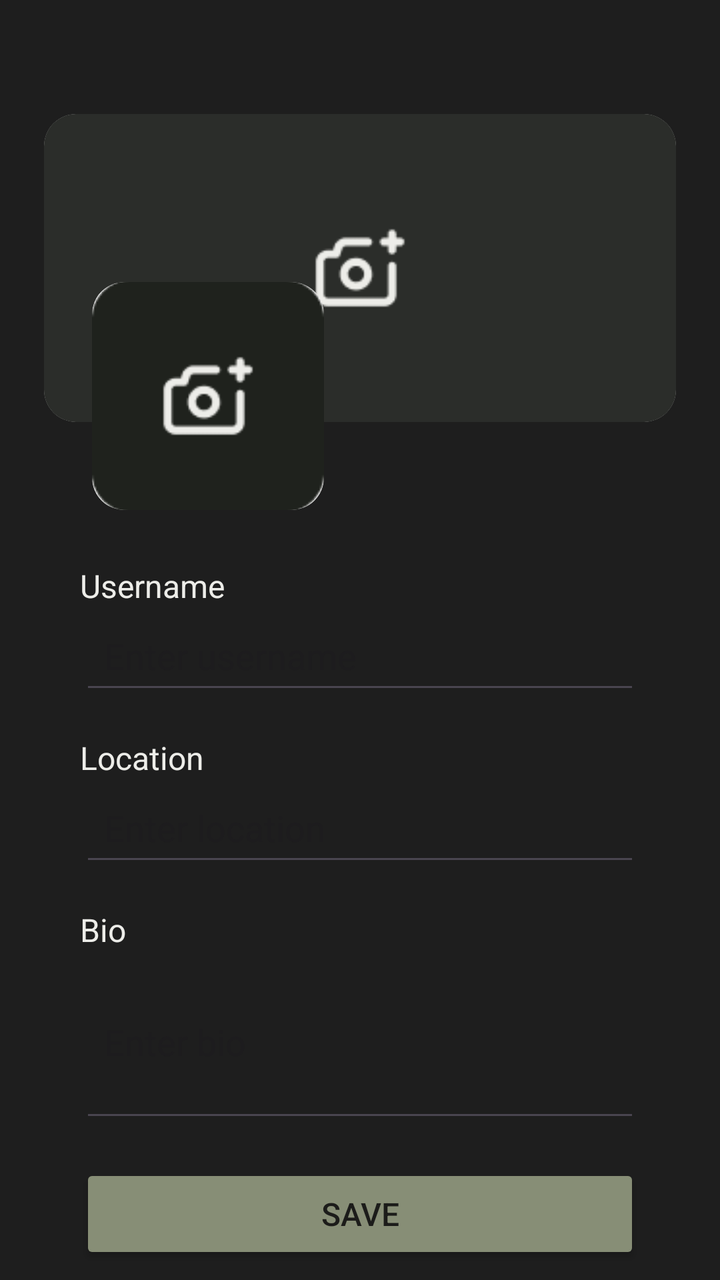
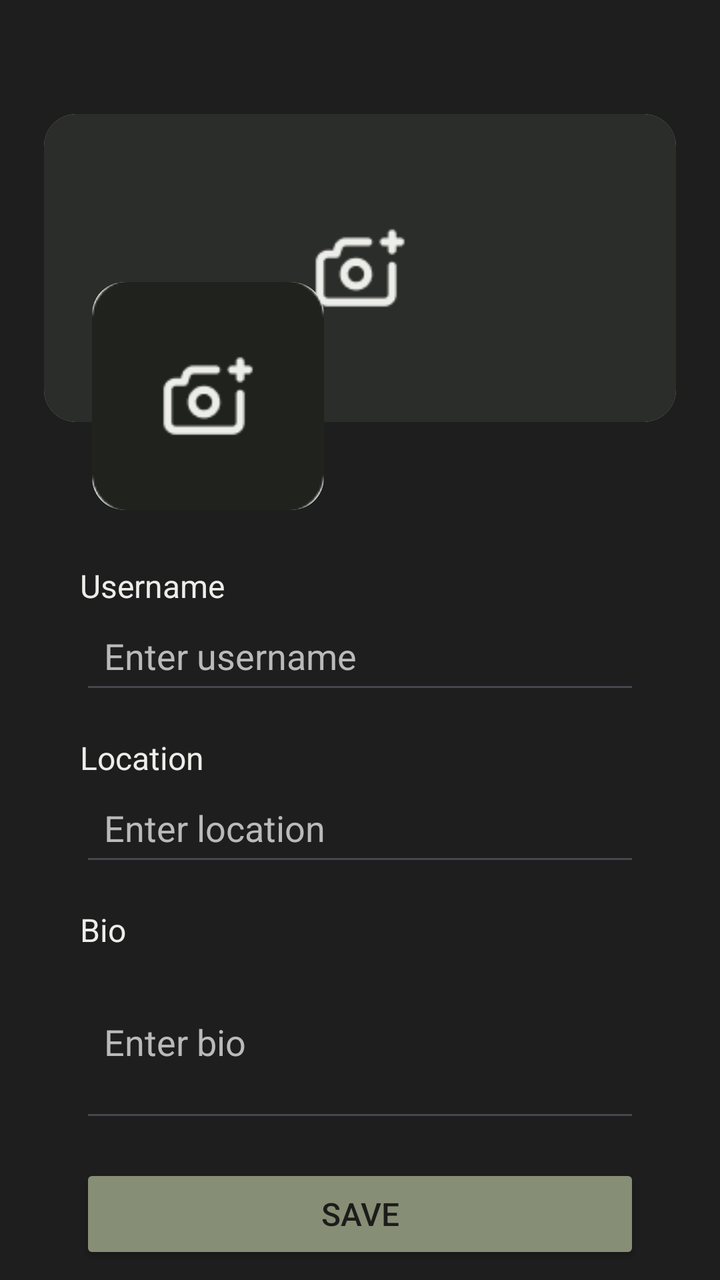

Screens rendered from an Android XML layout before and after an edit, with the pre-edit source and the edit as a unified diff.
<!-- AndroidManifest.xml: application theme Theme.TheGreenRoom -->
<!-- res/layout/fragment_profile_edit.xml -->
<?xml version="1.0" encoding="utf-8"?>
<FrameLayout xmlns:android="http://schemas.android.com/apk/res/android"
    xmlns:tools="http://schemas.android.com/tools"
    android:layout_width="match_parent"
    android:layout_height="match_parent"
    xmlns:app="http://schemas.android.com/apk/res-auto"
    android:background="#1e1e1e"
    android:paddingTop="54dp"
    android:paddingHorizontal="20dp">

    <LinearLayout
        android:layout_width="match_parent"
        android:layout_height="wrap_content"
        android:orientation="vertical">

        
        <androidx.cardview.widget.CardView
            android:layout_width="match_parent"
            android:layout_height="160dp"
            app:cardCornerRadius="16dp"
            app:cardElevation="0dp"
            app:cardPreventCornerOverlap="false"
            app:cardUseCompatPadding="true">

            <ImageView
                android:id="@+id/editHeaderPhoto"
                android:layout_width="match_parent"
                android:layout_height="match_parent"
                android:scaleType="centerCrop"
                android:src="@drawable/header_placeholder"
                android:contentDescription="@string/edit_header_photo" />
        </androidx.cardview.widget.CardView>

        <TextView
            android:id="@+id/username"
            android:layout_marginHorizontal="20dp"
            android:layout_marginTop="68dp"
            android:layout_width="wrap_content"
            android:layout_height="wrap_content"
            android:text="@string/username"
            android:textSize="16sp"
            android:textColor="#EDEDE9" />

        <EditText
            android:id="@+id/editUsername"
            android:layout_marginHorizontal="20dp"
            android:layout_width="match_parent"
            android:layout_height="wrap_content"
            android:autofillHints=""
            android:padding="12dp"
            android:layout_marginBottom="16dp"
            android:inputType="text"
            android:textColor="#EDEDE9"
            android:hint="@string/enter_username"
            tools:ignore="LabelFor" />

        <TextView
            android:id="@+id/location"
            android:layout_marginHorizontal="20dp"
            android:layout_width="wrap_content"
            android:layout_height="wrap_content"
            android:text="@string/location"
            android:textSize="16sp"
            android:textColor="#EDEDE9" />

        <EditText
            android:id="@+id/editLocation"
            android:layout_marginHorizontal="20dp"
            android:layout_width="match_parent"
            android:layout_height="wrap_content"
            android:autofillHints=""
            android:padding="12dp"
            android:layout_marginBottom="16dp"
            android:inputType="text"
            android:textColor="#EDEDE9"
            android:hint="@string/enter_location"
            tools:ignore="LabelFor" />

        <TextView
            android:id="@+id/bio"
            android:layout_marginHorizontal="20dp"
            android:layout_width="wrap_content"
            android:layout_height="wrap_content"
            android:text="@string/bio"
            android:textSize="16sp"
            android:textColor="#EDEDE9" />

        <EditText
            android:id="@+id/editBio"
            android:layout_marginHorizontal="20dp"
            android:layout_width="match_parent"
            android:layout_height="wrap_content"
            android:autofillHints=""
            android:padding="12dp"
            android:layout_marginBottom="16dp"
            android:inputType="textMultiLine"
            android:minLines="3"
            android:textColor="#EDEDE9"
            android:hint="@string/enter_bio"
            tools:ignore="LabelFor" />

        <Button
            android:id="@+id/btn_save"
            android:layout_marginHorizontal="20dp"
            android:layout_width="match_parent"
            android:layout_height="50dp"
            android:text="@string/save"
            android:textSize="16sp"
            android:backgroundTint="#878E76"
            android:textColor="#1C1C1A" />
    </LinearLayout>

    
    <androidx.cardview.widget.CardView
        android:layout_width="120dp"
        android:layout_height="120dp"
        android:layout_marginStart="24dp"
        android:layout_marginTop="84dp"
        app:cardCornerRadius="16dp"
        app:cardElevation="0dp"
        app:cardPreventCornerOverlap="false"
        app:cardUseCompatPadding="true">

        <ImageView
            android:id="@+id/editProfilePicture"
            android:layout_width="match_parent"
            android:layout_height="match_parent"
            android:scaleType="centerCrop"
            android:src="@drawable/profile_placeholder"
            android:contentDescription="@string/edit_profile_picture" />
    </androidx.cardview.widget.CardView>
</FrameLayout>
<!-- resources referenced by this layout -->
<resources>
  <!-- drawable header_placeholder: png bitmap (drawable, 2111 bytes) -->
  <!-- drawable profile_placeholder: png bitmap (drawable, 2025 bytes) -->
  <string name="bio">Bio</string>
  <string name="edit_header_photo">edit header photo</string>
  <string name="edit_profile_picture">edit profile picture</string>
  <string name="enter_bio">Enter bio</string>
  <string name="enter_location">Enter location</string>
  <string name="enter_username">Enter username</string>
  <string name="location">Location</string>
  <string name="save">Save</string>
  <string name="username">Username</string>
  <style name="Theme.TheGreenRoom" parent="Base.Theme.TheGreenRoom" />
  <style name="Base.Theme.TheGreenRoom" parent="Theme.Material3.DayNight.NoActionBar">
          
          
      </style>
</resources>

<!-- the commit's change to res/layout/fragment_profile_edit.xml (unified diff, before → after) -->
@@ -52,6 +52,7 @@
             android:inputType="text"
             android:textColor="#EDEDE9"
             android:hint="@string/enter_username"
+            android:textColorHint="#BABABA"
             tools:ignore="LabelFor" />
 
         <TextView
@@ -74,6 +75,7 @@
             android:inputType="text"
             android:textColor="#EDEDE9"
             android:hint="@string/enter_location"
+            android:textColorHint="#BABABA"
             tools:ignore="LabelFor" />
 
         <TextView
@@ -97,6 +99,7 @@
             android:minLines="3"
             android:textColor="#EDEDE9"
             android:hint="@string/enter_bio"
+            android:textColorHint="#BABABA"
             tools:ignore="LabelFor" />
 
         <Button
